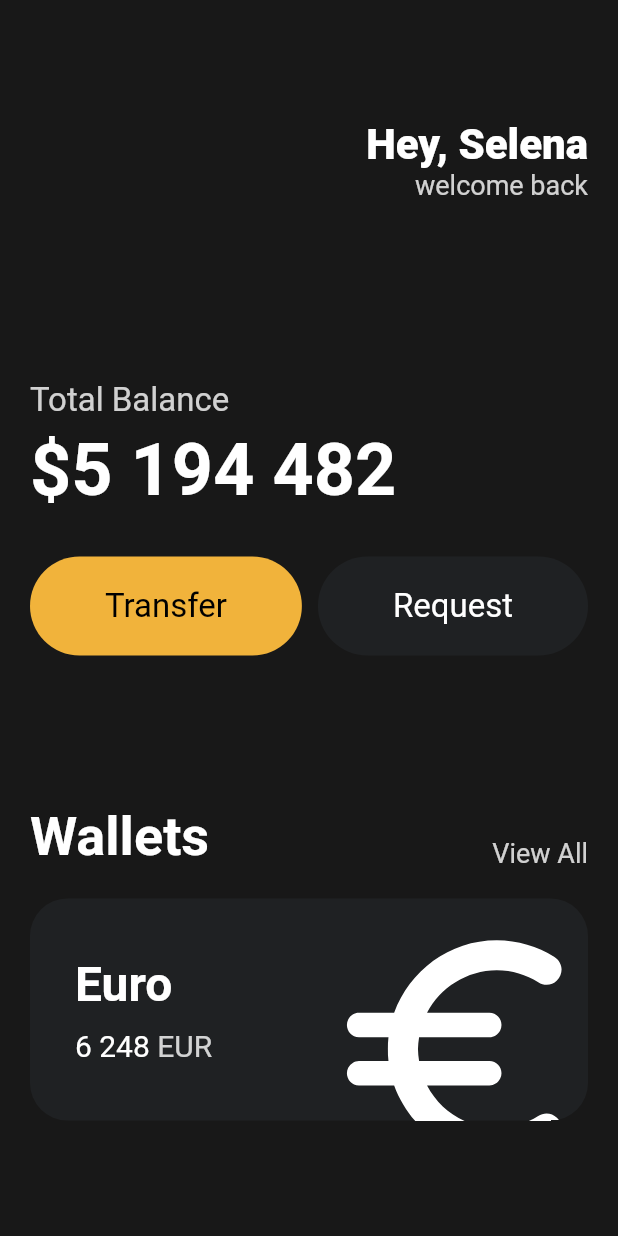
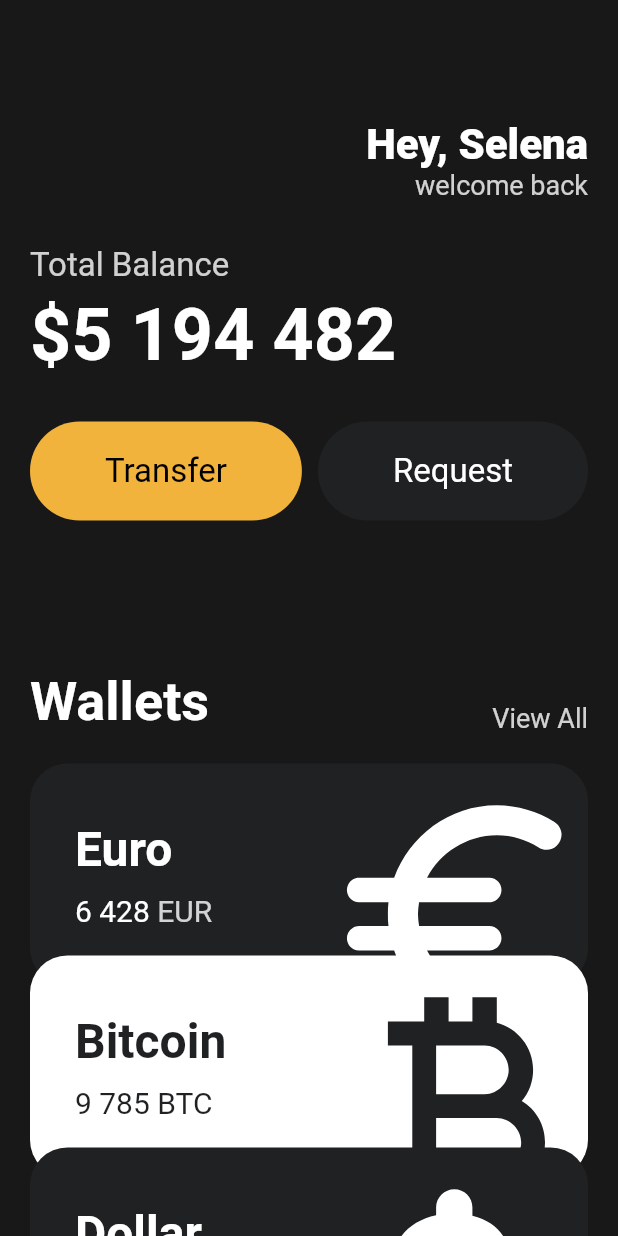
Before and after one commit to ara-zo/toonflix, a Flutter app: the screen it shows after launch, on a phone screen of 412 x 824 dp. Run offline on Flutter 3.47's test engine with Material 2 defaults, Android fonts, the phone set to English and light mode, and no system bars.

Commit message:
:lipstick: Reusable Cards

```diff
--- a/lib/main.dart
+++ b/lib/main.dart
@@ -1,5 +1,6 @@
 import 'package:flutter/material.dart';
 import 'package:toonflix/widgets/button.dart';
+import 'package:toonflix/widgets/currency_card.dart';
 
 void main() {
   runApp(App());
@@ -11,7 +12,8 @@ class App extends StatelessWidget {
     return MaterialApp(
       home: Scaffold(
         backgroundColor: const Color.fromRGBO(24, 24, 24, 1),
-        body: Padding(
+        body: SingleChildScrollView(
+          child: Padding(
             padding: const EdgeInsets.symmetric(
               horizontal: 20,
             ),
@@ -46,7 +48,7 @@ class App extends StatelessWidget {
                   ],
                 ),
                 const SizedBox(
-                height: 120,
+                  height: 30,
                 ),
                 Text(
                   'Total Balance',
@@ -111,71 +113,37 @@ class App extends StatelessWidget {
                 const SizedBox(
                   height: 20,
                 ),
-              Container(
-                clipBehavior: Clip.hardEdge,
-                decoration: BoxDecoration(
-                  color: const Color(0xFF1F2123),
-                  borderRadius: BorderRadius.circular(25),
+                const CurrencyCard(
+                  name: 'Euro',
+                  code: 'EUR',
+                  amount: '6 428',
+                  icon: Icons.euro_rounded,
+                  isInverted: false,
                 ),
-                child: Padding(
-                  padding: const EdgeInsets.all(30),
-                  child: Row(
-                    mainAxisAlignment: MainAxisAlignment.spaceBetween,
-                    children: [
-                      Column(
-                        crossAxisAlignment: CrossAxisAlignment.start,
-                        children: [
-                          const Text(
-                            'Euro',
-                            style: TextStyle(
-                                color: Colors.white,
-                                fontSize: 32,
-                                fontWeight: FontWeight.w600),
-                          ),
-                          const SizedBox(
-                            height: 10,
-                          ),
-                          Row(
-                            children: [
-                              const Text(
-                                '6 248',
-                                style: TextStyle(
-                                  color: Colors.white,
-                                  fontSize: 20,
+                Transform.translate(
+                  offset: const Offset(0, -20),
+                  child: const CurrencyCard(
+                    name: 'Bitcoin',
+                    code: 'BTC',
+                    amount: '9 785',
+                    icon: Icons.currency_bitcoin,
+                    isInverted: true,
                   ),
                 ),
-                              const SizedBox(
-                                width: 5,
-                              ),
-                              Text(
-                                'EUR',
-                                style: TextStyle(
-                                  color: Colors.white.withOpacity(0.8),
-                                  fontSize: 20,
-                                ),
-                              ),
-                            ],
-                          ),
-                        ],
-                      ),
-                      Transform.scale(
-                        scale: 2.2,
-                        child: Transform.translate(
-                          offset: const Offset(-5, 12),
-                          child: const Icon(
-                            Icons.euro_rounded,
-                            color: Colors.white,
-                            size: 88,
-                          ),
+                Transform.translate(
+                  offset: const Offset(0, -40),
+                  child: const CurrencyCard(
+                    name: 'Dollar',
+                    code: 'USD',
+                    amount: '9 785',
+                    icon: Icons.attach_money_rounded,
+                    isInverted: false,
                   ),
                 ),
               ],
             ),
           ),
         ),
-            ],
-          ),
-        ),
       ),
     );
   }
--- /dev/null
+++ b/lib/widgets/currency_card.dart
@@ -0,0 +1,86 @@
+import 'package:flutter/material.dart';
+
+class CurrencyCard extends StatelessWidget {
+  final String name, code, amount;
+  final IconData icon;
+  final bool isInverted;
+
+  final _blackColor = const Color(0xFF1F2123);
+
+  const CurrencyCard({
+    super.key,
+    required this.name,
+    required this.code,
+    required this.amount,
+    required this.icon,
+    required this.isInverted,
+  });
+
+  @override
+  Widget build(BuildContext context) {
+    return Container(
+      clipBehavior: Clip.hardEdge,
+      decoration: BoxDecoration(
+        color: isInverted ? Colors.white : _blackColor,
+        borderRadius: BorderRadius.circular(25),
+      ),
+      child: Padding(
+        padding: const EdgeInsets.all(30),
+        child: Row(
+          mainAxisAlignment: MainAxisAlignment.spaceBetween,
+          children: [
+            Column(
+              crossAxisAlignment: CrossAxisAlignment.start,
+              children: [
+                Text(
+                  name,
+                  style: TextStyle(
+                      color: isInverted ? _blackColor : Colors.white,
+                      fontSize: 32,
+                      fontWeight: FontWeight.w600),
+                ),
+                const SizedBox(
+                  height: 10,
+                ),
+                Row(
+                  children: [
+                    Text(
+                      amount,
+                      style: TextStyle(
+                        color: isInverted ? _blackColor : Colors.white,
+                        fontSize: 20,
+                      ),
+                    ),
+                    const SizedBox(
+                      width: 5,
+                    ),
+                    Text(
+                      code,
+                      style: TextStyle(
+                        color: isInverted
+                            ? _blackColor
+                            : Colors.white.withOpacity(0.8),
+                        fontSize: 20,
+                      ),
+                    ),
+                  ],
+                ),
+              ],
+            ),
+            Transform.scale(
+              scale: 2.2,
+              child: Transform.translate(
+                offset: const Offset(-5, 12),
+                child: Icon(
+                  icon,
+                  color: isInverted ? _blackColor : Colors.white,
+                  size: 88,
+                ),
+              ),
+            ),
+          ],
+        ),
+      ),
+    );
+  }
+}
```
Lines whose indentation alone changed are shown as unchanged.
